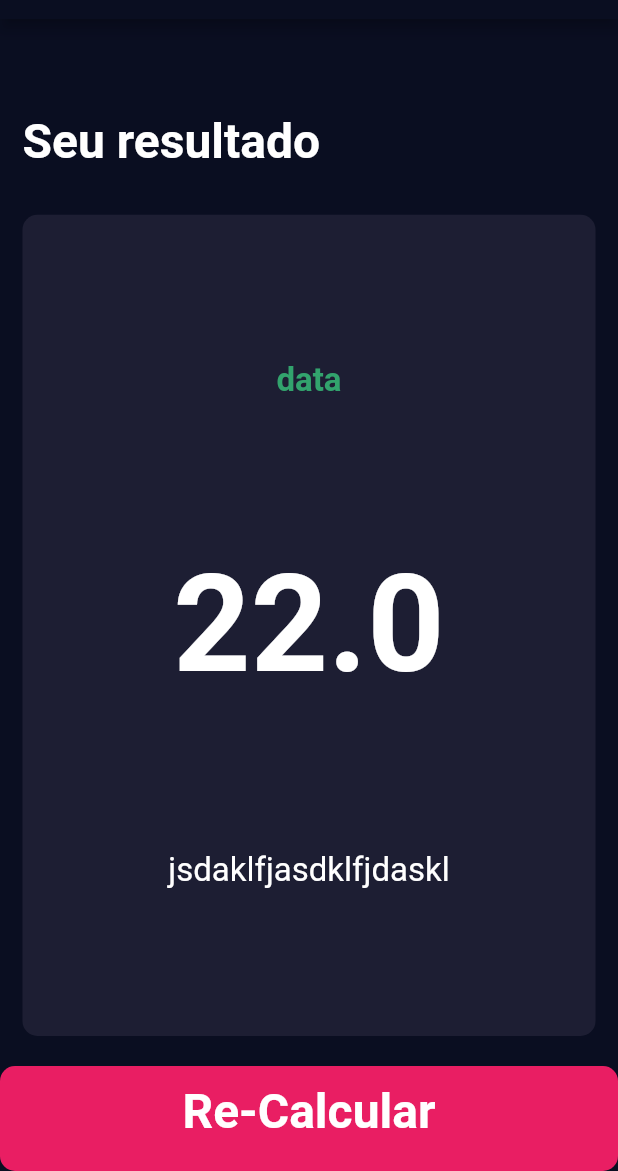
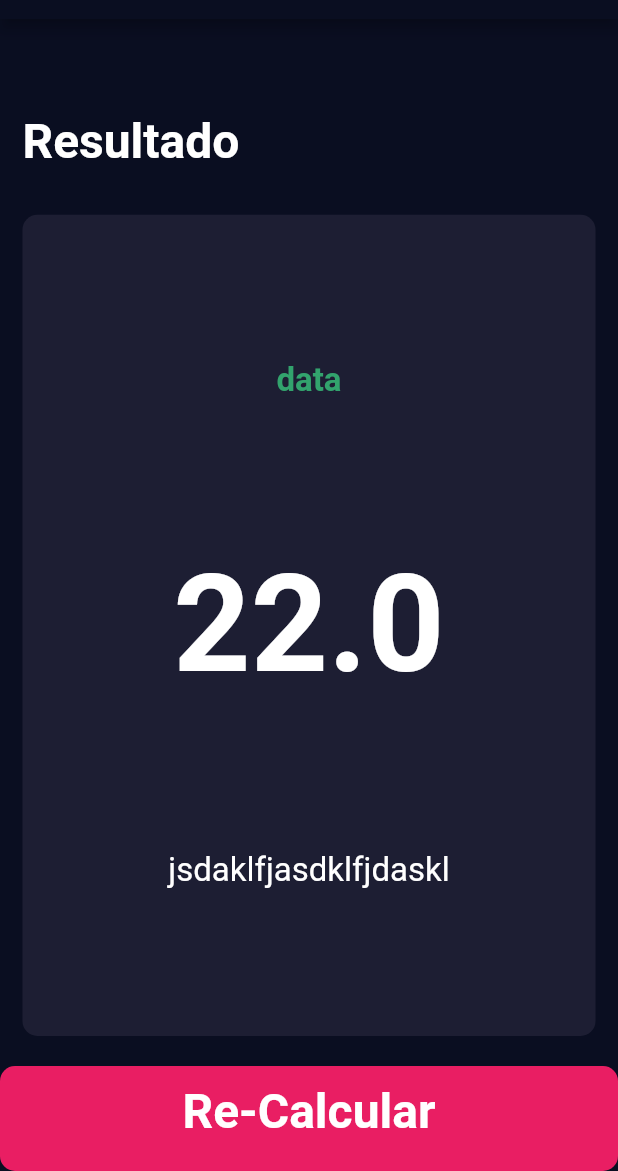
Before and after one commit to Gabrielcavd/bmiCalculator, a Flutter app: the resultsPage screen opened directly, on a phone screen of 412 x 824 dp, the part 65-1236 px from its top. Run offline on Flutter 3.47's test engine with Material 2 defaults, Android fonts, the phone set to English and light mode, and no system bars.

Commit message:
mudança string

```diff
--- a/lib/Pages/results_page.dart
+++ b/lib/Pages/results_page.dart
@@ -21,7 +21,7 @@ class resultsPage extends StatelessWidget {
                 padding: EdgeInsets.all(15.0),
                 alignment: Alignment.bottomLeft,
                 child: const Text(
-                  "Seu resultado",
+                  "Resultado",
                   style: boldTextStyle,
                 ),
               ),
```
